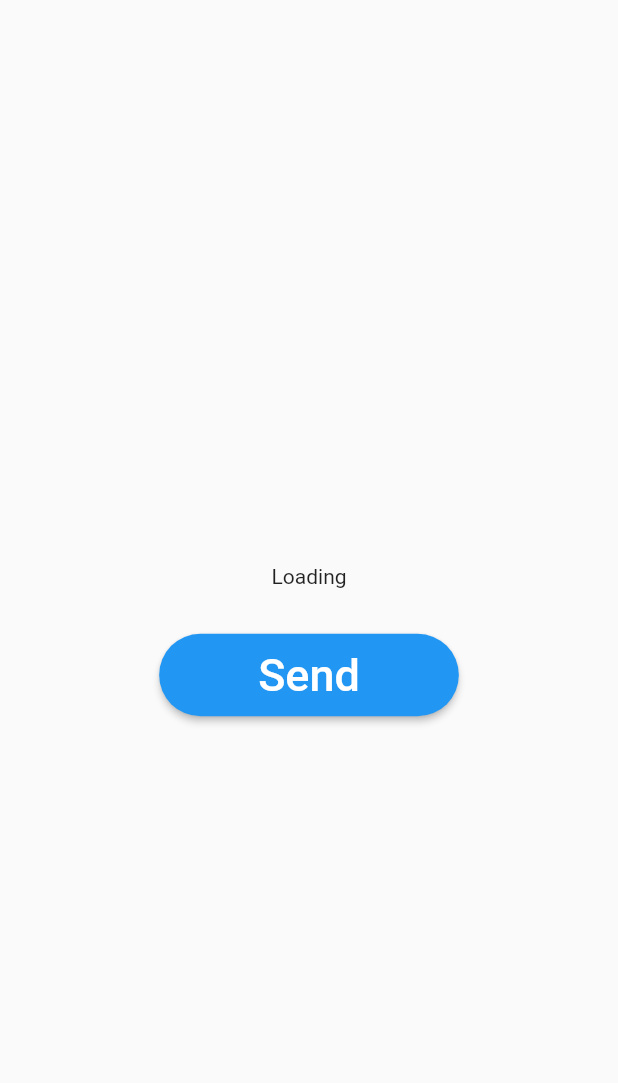
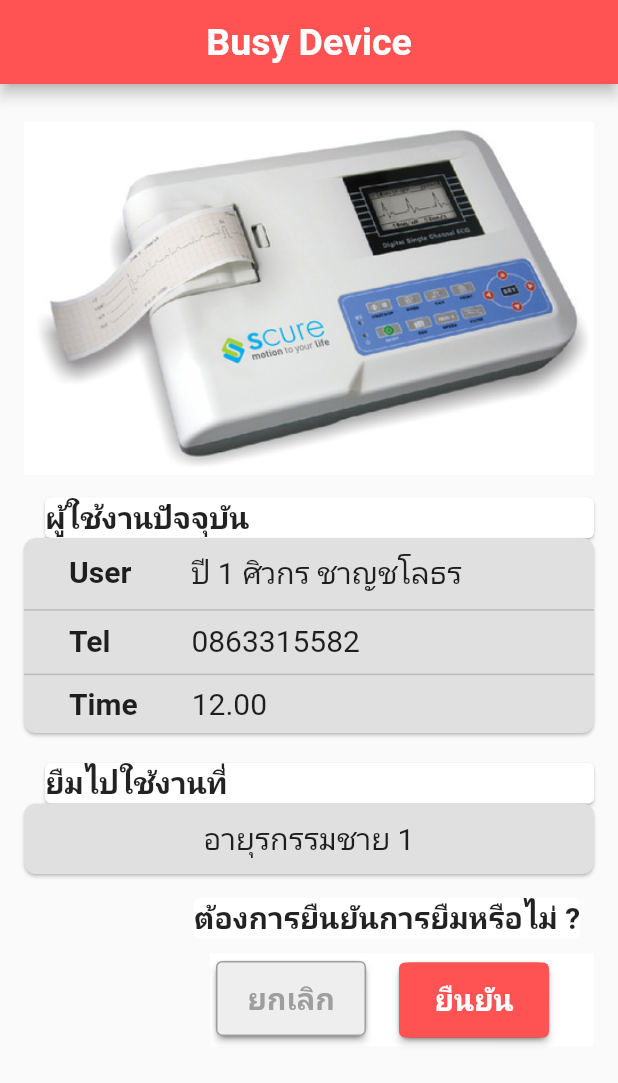
Before and after one commit to u4507075/device_booking, a Flutter app: the screen it shows after launch, on a phone screen of 412 x 824 dp. Shown: the top 1083 px of the screen. Run offline on Flutter 3.47's test engine with Material 2 defaults, Android fonts, the phone set to English and light mode, and no system bars; our stand-ins replace cloud_firestore, device_info, firebase_auth, firebase_core, firebase_database, google_fonts; accounts and stored records are empty; Roboto replaces fonts that are missing (Kanit, Ubuntu).

Commit message:
Busy Device 12/5/64

```diff
--- /dev/null
+++ b/lib/Test_3.dart
@@ -0,0 +1,243 @@
+import 'package:google_fonts/google_fonts.dart';
+import 'package:flutter/material.dart';
+import 'dart:async';
+import 'package:device_booking/Test_4.dart';
+import 'package:device_booking/Test_5.dart';
+
+//final Color darkBlue = Color.fromARGB(255, 13, 2, 78);
+
+class MyTest extends StatefulWidget {
+  @override
+  State<StatefulWidget> createState() {
+    return MyTestState();
+  }
+}
+
+class MyTestState extends State<MyTest> {
+  @override
+  Widget build(BuildContext context) {
+    return Scaffold(
+        appBar: AppBar(
+          centerTitle: true,
+          backgroundColor: Colors.redAccent,
+          title: const Text('Busy Device', style: TextStyle(fontSize: 25.0,
+            fontWeight: FontWeight.bold,
+          )),
+        ),
+        body: Center(
+          child: Column(
+            children: <Widget>[
+              Container(
+                margin: EdgeInsets.fromLTRB(16.0, 25.0, 16.0, 0.0),
+                child: Image(
+                image: AssetImage('assets/images/ekg_instrument.jpg'),
+              ),
+              ),
+              Card(
+                margin: EdgeInsets.fromLTRB(30.0, 15.0, 16.0, 0.0),
+                child: Column(
+                    crossAxisAlignment: CrossAxisAlignment.stretch,
+                    children: <Widget>[
+                Text(
+                    'ผู้ใช้งานปัจจุบัน',
+                      style: GoogleFonts.kanit(
+                        fontSize: 20.0,
+                        fontWeight: FontWeight.bold,
+                      ),
+                  ),],
+                ),
+              ),
+                Card(
+                  color: Colors.grey[300],
+                  margin: EdgeInsets.fromLTRB(16.0, 0.0, 16.0, 10.0),
+                  shape: RoundedRectangleBorder(
+                    borderRadius: BorderRadius.circular(8.0),
+                  ),
+                  child: Column(
+                    mainAxisAlignment: MainAxisAlignment.center,
+                    crossAxisAlignment: CrossAxisAlignment.stretch,
+                    children: <Widget>[
+                      Row(
+                        children: [
+                          Padding(
+                            padding: const EdgeInsets.fromLTRB(30.0, 10.0, 0.0, 3.0),
+                            child: SizedBox(
+                              height: 25,
+                              child: Text(
+                                  "User",
+                                  style: GoogleFonts.ubuntu(
+                                    fontSize: 20.0,
+                                    fontWeight: FontWeight.bold,
+                                  ),
+                            ),
+                            ),
+                            ),
+                         Container(
+                                color: Colors.grey[300],
+                                margin: EdgeInsets.fromLTRB(40.0, 10.0, 16.0, 3.0),
+                                child: Text(
+                                    'ปี 1 ศิวกร ชาญชโลธร', style: GoogleFonts.kanit(
+                                  fontSize: 20.0,
+                                )
+                                )
+                            ),
+                                ],
+                              ),
+                      Divider(
+                        thickness: 1,
+                        color: Colors.grey[400],
+                      ),
+                      Row(
+                        children: [
+                          Padding(
+                            padding: const EdgeInsets.fromLTRB(30.0, 1.0, 14.0, 3.0),
+                            child: Text(
+                              "Tel",
+                              style: GoogleFonts.ubuntu(
+                                  fontSize: 20.0,
+                                  fontWeight: FontWeight.bold
+                              ),
+                            ),
+                          ),
+                          Container(
+                              color: Colors.grey[300],
+                              margin: EdgeInsets.fromLTRB(40.0, 1.0, 16.0, 3.0),
+                              child: Text(
+                                  '0863315582', style: GoogleFonts.kanit(
+                                fontSize: 20.0,
+                              )
+                              )
+                          ),
+                        ],
+                      ),
+                      Divider(
+                        thickness: 1,
+                        color: Colors.grey[400],
+                      ),
+                      Row(
+                        children: [
+                          Padding(
+                            padding: const EdgeInsets.fromLTRB(30.0, 0.0, 14.0, 8.0),
+                            child: Text(
+                              "Time",
+                              style: GoogleFonts.ubuntu(
+                                fontSize: 20.0,
+                                fontWeight: FontWeight.bold,
+                              ),
+                            ),
+                          ),
+                          Container(
+                              color: Colors.grey[300],
+                              margin: EdgeInsets.fromLTRB(22.0, 0.0, 16.0, 8.0),
+                              child: Text(
+                                  '12.00', style: GoogleFonts.kanit(
+                                fontSize: 20.0,
+                              )
+                              )
+                          ),
+                        ],
+                      ),
+                    ],
+                  ),
+                ),
+              Card(
+                margin: EdgeInsets.fromLTRB(30.0, 10.0, 16.0, 0.0),
+                child: Column(
+                    crossAxisAlignment: CrossAxisAlignment.stretch,
+                  children: <Widget>[ Text(
+                      'ยืมไปใช้งานที่',
+                      style: GoogleFonts.kanit(
+                        fontSize: 20.0,
+                        fontWeight: FontWeight.bold,
+                      ),
+                    ),
+                ],
+                ),
+              ),
+              Card(
+                margin: EdgeInsets.fromLTRB(16.0, 0.0, 16.0, 16.0),
+                shape: RoundedRectangleBorder(
+                  borderRadius: BorderRadius.circular(8.0),
+                ),
+                color: Colors.grey[300],
+              child: Column(
+                  crossAxisAlignment: CrossAxisAlignment.stretch,
+                  children: <Widget>[ Padding(
+              padding: const EdgeInsets.all(10.0),
+              child: Text(
+                "อายุรกรรมชาย 1",
+                textAlign: TextAlign.center,
+                style: GoogleFonts.kanit(
+                fontSize: 20.0,
+              ),),
+              ),],),),
+            Card(
+              elevation: 0.0,
+            margin: EdgeInsets.fromLTRB(120.0, 0.0, 16.0, 5.0),
+              child: Text(
+                'ต้องการยืนยันการยืมหรือไม่ ?',
+                style: GoogleFonts.kanit(
+                  fontSize: 20.0,
+                  fontWeight: FontWeight.bold,
+                ),
+            ),
+            ),
+              Container(
+                margin: EdgeInsets.fromLTRB(140.0, 5.0, 16.0, 16.0),
+                color: Colors.white,
+                child: Row(
+                  children: <Widget>[
+                    Padding(
+                      padding: const EdgeInsets.fromLTRB(0.0, 1.0, 14.0, 3.0),
+                      child: Card(
+                        color: Colors.white,
+                        shape: RoundedRectangleBorder(
+                          borderRadius: BorderRadius.circular(8.0),
+                        ),
+              child: SizedBox(
+                height: 50,
+                width: 100,
+                child: ElevatedButton(onPressed: () {
+                  Navigator.push(context, MaterialPageRoute(builder: (context){
+                      return Cancelled();
+                  }));
+                },
+                  style: ElevatedButton.styleFrom(
+                  primary: Colors.grey[200],side: BorderSide(color: Colors.grey)), child: Text('ยกเลิก', style: GoogleFonts.kanit(
+                fontSize: 20.0,
+                color: Colors.grey,
+                fontWeight: FontWeight.bold,),),)
+              ),
+              ),
+                    ),
+                Card(
+                  shape: RoundedRectangleBorder(
+                    borderRadius: BorderRadius.circular(8.0),
+                  ),
+                color: Colors.redAccent,
+                child: SizedBox(
+                    height: 50,
+                    width: 100,
+                      child:
+                      ElevatedButton(onPressed: () {
+                        Navigator.push(
+                            context, MaterialPageRoute(builder: (context) {
+                          return Confirmed();
+                        }));
+                      },
+                        style: ElevatedButton.styleFrom(
+                            primary: Colors.redAccent),
+                        child: Text('ยืนยัน', style: GoogleFonts.kanit(
+                          fontSize: 20.0,
+                          fontWeight: FontWeight.bold,),),)
+                    ),
+    ),
+              ],
+              ),
+              ),
+            ],
+          ),
+        ),
+    );
+  }
+}
--- /dev/null
+++ b/lib/Test_4.dart
@@ -0,0 +1,16 @@
+import 'package:google_fonts/google_fonts.dart';
+import 'package:flutter/material.dart';
+import 'dart:async';
+
+
+class Cancelled extends StatelessWidget {
+  @override
+  Widget build(BuildContext context) {
+    return Scaffold(
+        appBar: AppBar(
+        centerTitle: true,
+        backgroundColor: Colors.redAccent,
+        title: const Text('Cancelled', style: TextStyle(fontSize: 25.0,
+        fontWeight: FontWeight.bold,
+    )),
+    ),);}}
--- /dev/null
+++ b/lib/Test_5.dart
@@ -0,0 +1,16 @@
+import 'package:google_fonts/google_fonts.dart';
+import 'package:flutter/material.dart';
+import 'dart:async';
+
+
+class Confirmed extends StatelessWidget {
+  @override
+  Widget build(BuildContext context) {
+    return Scaffold(
+      appBar: AppBar(
+        centerTitle: true,
+        backgroundColor: Colors.lightBlueAccent,
+        title: const Text('Confirmed', style: TextStyle(fontSize: 25.0,
+          fontWeight: FontWeight.bold,
+        )),
+      ),);}}
--- a/lib/main.dart
+++ b/lib/main.dart
@@ -10,6 +10,7 @@ import 'dart:async';
 import 'dart:io';
 import 'package:device_booking/test.dart';
 import 'package:device_booking/status.dart';
+import 'package:device_booking/Test_3.dart';
 
 void main() async {
   WidgetsFlutterBinding.ensureInitialized();
@@ -41,6 +42,7 @@ class MyApp extends StatelessWidget {
   @override
   Widget build(BuildContext context) {
     return MaterialApp(
+        debugShowCheckedModeBanner: false,
       title: 'Flutter Demo',
       theme: ThemeData(
         // This is the theme of your application.
@@ -58,7 +60,8 @@ class MyApp extends StatelessWidget {
       //home: GetOTP(),
       //home: Book('992106606'),
       //home: Load(),
-      home: Status(app,'deviceid1'),
+      //home: Status(app,'deviceid1'),
+      home: MyTest()
     );
   }
 }
--- a/lib/status.dart
+++ b/lib/status.dart
@@ -76,8 +76,7 @@ class StatusState extends State<Status> {
                   child: Text("Send", style: TextStyle(fontSize: 30)),
                 ),
                 onPressed: () {
-                  String v = DateFormat("yyyy-MM-dd HH:mm:ss").format(DateTime.now());
-                  ref.child(deviceId).push().set(<String, String>{"date":'Piyapong: $v'});
+                  ref.child(deviceId).push().set(<String, String>{"date":DateFormat('yyyy-MM-dd HH:mm:ss').format(DateTime.now())});
                 }),
           ],
         ),
--- a/lib/test.dart
+++ b/lib/test.dart
@@ -47,3 +47,36 @@ class MyTestBookState extends State<MyTestBook> {
     );
   }
 }
+
+
+/*class MyWidget extends StatelessWidget {
+  @override
+  Widget build(BuildContext context) {
+    return Text('Hello, World!',
+        style: TextStyle(fontStyle: FontStyle.normal, color: Colors.green));
+  }
+}
+
+class Book extends StatelessWidget {
+  Widget build(BuildContext context) {
+    return Column(
+      crossAxisAlignment: CrossAxisAlignment.center,
+      mainAxisSize: MainAxisSize.max,
+      children: <Widget>[
+        Padding(
+          padding: EdgeInsets.all(30.30),
+          child: Text('Hello user', style: TextStyle(fontSize: 55, color: Colors.orange)),
+        ),
+        ElevatedButton(
+          onPressed: () {
+
+          },
+          child: Padding(
+            padding: EdgeInsets.all(10.10),
+            child: Text('Scan QR code', style: TextStyle(fontSize: 35, color: Colors.white)),
+          ),
+        )
+      ],
+    );
+  }
+}*/
```
Also changed, not shown: pubspec.yaml (+3 -5 lines), assets/images/Picture1.png (added), assets/images/Picture2.jpg (added), assets/images/ekg_instrument.jpg (added), assets/images/phone-512.png (added), pubspec.lock.
